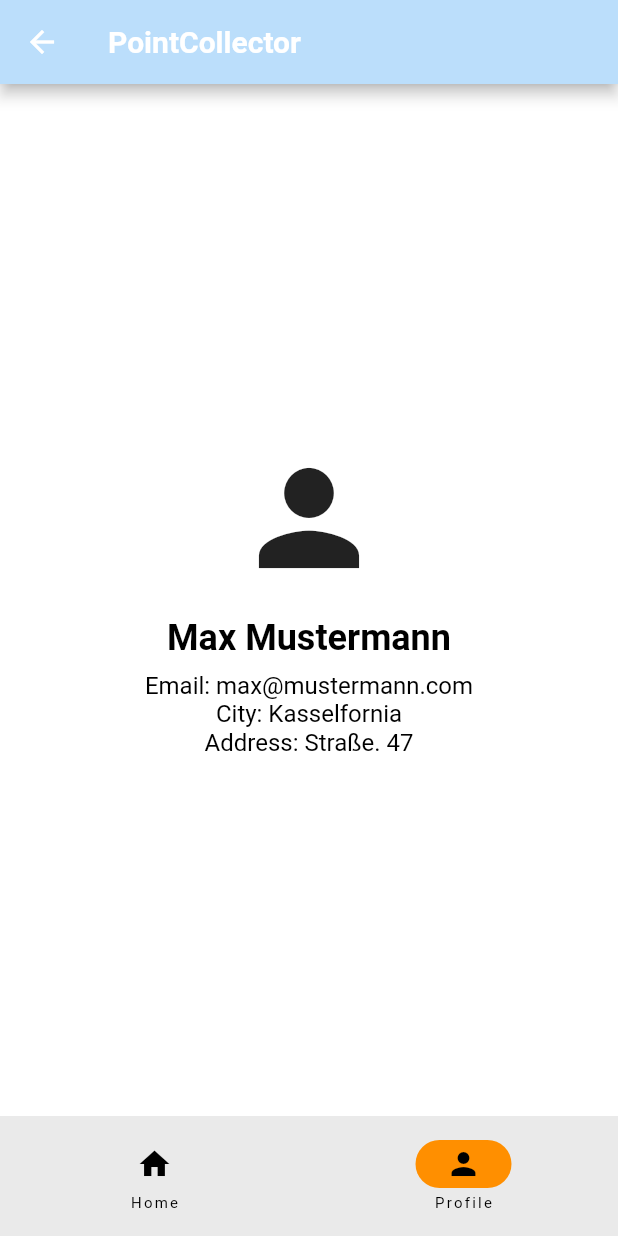
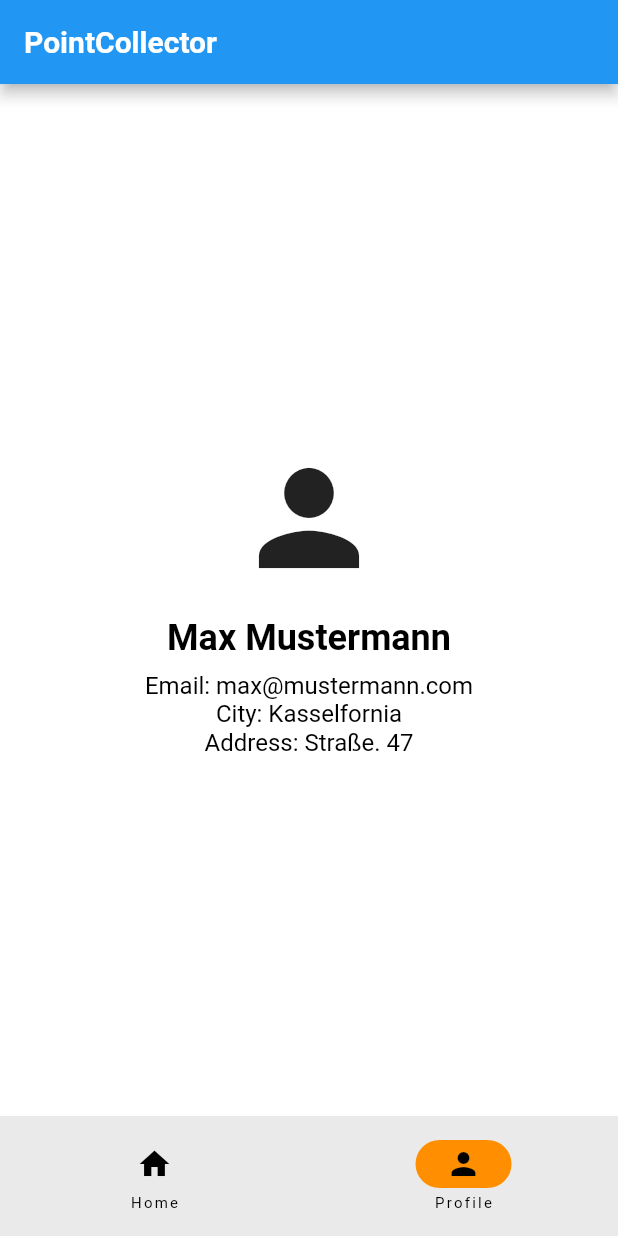
Before and after one commit to Azubis/PointCollector, a Flutter app: the Navigation screen opened by its route, item 2 of the bottom bar chosen, on a phone screen of 412 x 824 dp. Run offline on Flutter 3.47's test engine with Material 2 defaults, Android fonts, the phone set to English and light mode, and no system bars; our stand-ins replace flutter_riverpod, logger; network calls fail; Roboto replaces fonts that are missing (Manropes).

Commit message:
changed the colors and removed back button

```diff
--- a/frontend/lib/screens/login_screen.dart
+++ b/frontend/lib/screens/login_screen.dart
@@ -19,6 +19,7 @@ class LoginScreen extends StatelessWidget {
     return Scaffold(
       appBar: AppBar(
         title: Text('Login Screen'),
+        backgroundColor: Theme.of(context).primaryColor,
       ),
       body: Center(
         child: Padding(
--- a/frontend/lib/screens/navigation.dart
+++ b/frontend/lib/screens/navigation.dart
@@ -18,6 +18,8 @@ class Navigation extends ConsumerWidget {
     return Scaffold(
       appBar: AppBar(
         title: Text('PointCollector'),
+        automaticallyImplyLeading: false,
+        backgroundColor: Theme.of(context).primaryColor,
       ),
       bottomNavigationBar: NavigationBar(
           onDestinationSelected: (int index) {
--- a/frontend/lib/widgets/business_list_widget.dart
+++ b/frontend/lib/widgets/business_list_widget.dart
@@ -17,7 +17,6 @@ class BusinessList extends StatelessWidget {
   @override
   Widget build(BuildContext context) {
     return Container(
-      color: Theme.of(context).primaryColorLight,
       child: Center(
         child: RefreshIndicator(
           color: Theme.of(context).primaryColor,
```
